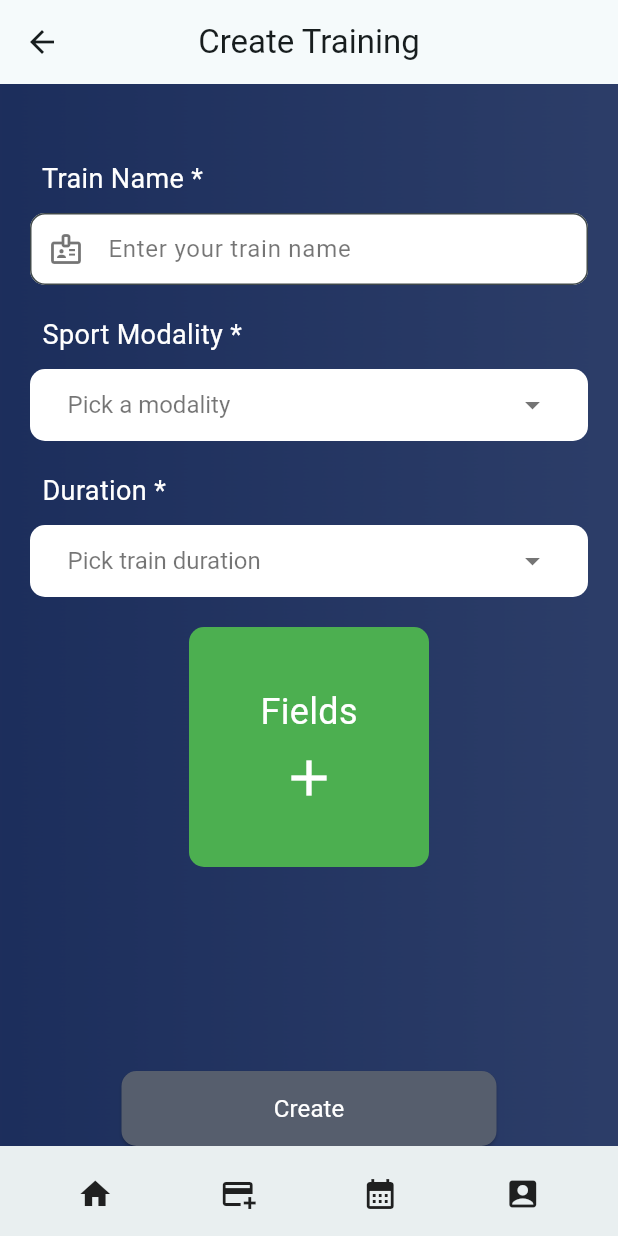
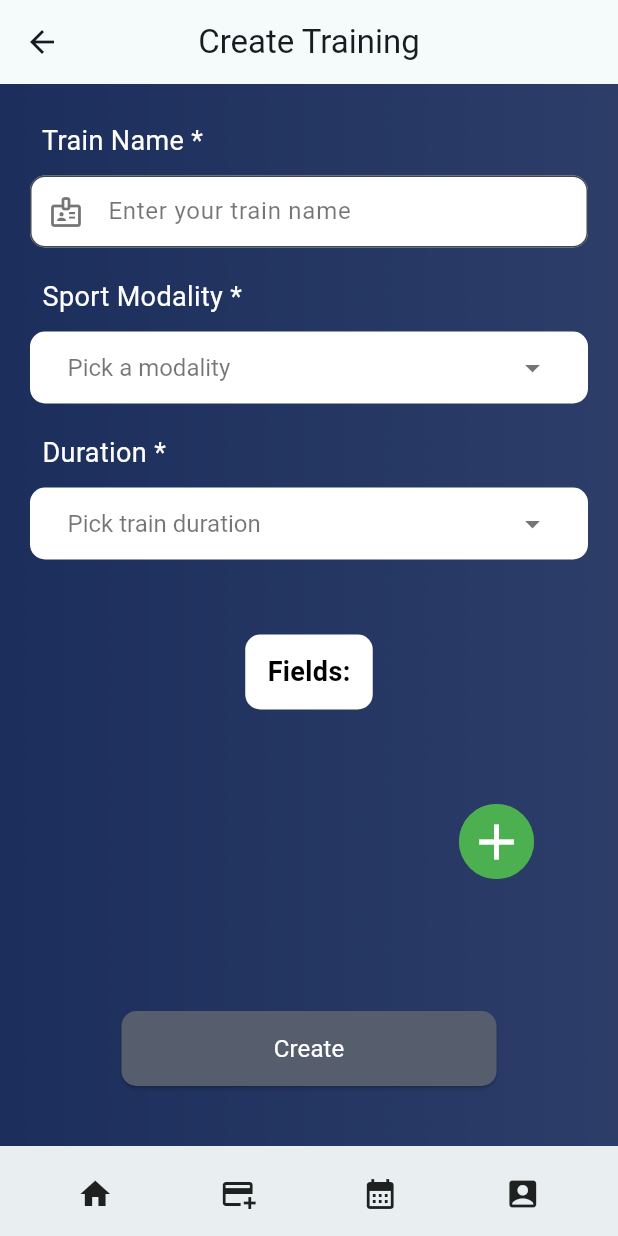
Before and after one commit to ipm13/trainlink, a Flutter app: the CreateTrain screen opened by its route, on a phone screen of 412 x 824 dp. Run offline on Flutter 3.47's test engine with Material 2 defaults, Android fonts, the phone set to English and light mode, and no system bars; our stand-ins replace email_validator, flutter_native_splash.

Commit message:
Changed CreateTraining Menu

```diff
--- a/lib/create_train.dart
+++ b/lib/create_train.dart
@@ -45,24 +45,27 @@ class _CreateTrainState extends State<CreateTrain> {
       resizeToAvoidBottomInset: false,
       body: Container(
         decoration: backgroundDecoration(),
-        child: Center(
         child: Column(
-            crossAxisAlignment: CrossAxisAlignment.center,
+          mainAxisAlignment: MainAxisAlignment.spaceEvenly,
           children: [
             Container(
-                margin: const EdgeInsets.only(top: 50.0),
+              margin: const EdgeInsets.only(top: 25.0),
               child: Column(
+                mainAxisAlignment: MainAxisAlignment.spaceEvenly,
                 children: [
-                    buildInputWithTitle(
+                  Container(
+                    child: buildInputWithTitle(
                       "Train Name *",
                       inputFieldDecoration("Enter your train name",
                           prefixIcon: Icons.badge_outlined),
                       nameController,
                     ),
+                  ),
                   const SizedBox(
                     height: 20,
                   ),
-                    buildDropdownWithTitle(
+                  Container(
+                    child: buildDropdownWithTitle(
                       "Sport Modality *",
                       Text("Pick a modality", style: inputStyle()),
                       [
@@ -80,10 +83,12 @@ class _CreateTrainState extends State<CreateTrain> {
                         });
                       },
                     ),
+                  ),
                   const SizedBox(
                     height: 20,
                   ),
-                    buildDropdownWithTitle(
+                  Container(
+                    child: buildDropdownWithTitle(
                       "Duration *",
                       Text("Pick train duration", style: inputStyle()),
                       ["30", "45", "60", "75", "90", "105", "120"],
@@ -94,17 +99,72 @@ class _CreateTrainState extends State<CreateTrain> {
                         });
                       },
                     ),
+                  ),
+                  const SizedBox(
+                    height: 50,
+                  ),
+                  Container(
+                    width: 85,
+                    height: 50,
+                    decoration: BoxDecoration(
+                      color: Colors.white,
+                      borderRadius:
+                          BorderRadius.circular(10),
+                    ),
+                    child: const Center(
+                      child: Text(
+                        'Fields:',
+                        style: TextStyle(
+                          color: Colors.black,
+                          fontSize: 18,
+                          fontWeight: FontWeight.bold,
+                        ),
+                      ),
+                    ),
+                  )
                 ],
               ),
             ),
-              const SizedBox(
-                height: 20,
+            Expanded(
+              child: SizedBox(
+                width: 300,
+                child: ListView(
+                  scrollDirection: Axis.horizontal,
+                  children: [
+                    SizedBox(
+                      height: 100,
+                      width: 250,
+                      child: ListView.builder(
+                        itemCount: trainingFields.length,
+                        scrollDirection: Axis.horizontal,
+                        itemBuilder: (context, index) => Center(
+                          child: Row(
+                            children: [
+                              Container(
+                                width: 50,
+                                height: 50,
+                                decoration: const BoxDecoration(
+                                  shape: BoxShape.circle,
+                                  color: Colors.green,
                                 ),
-              InkWell(
+                                child: Center(
+                                  child: Text("$index"),
+                                ),
+                              ),
+                            ],
+                          ),
+                        ),
+                      ),
+                    ),
+                    Container(
+                      decoration: const BoxDecoration(
+                        shape: BoxShape.circle,
+                        color: Colors.green,
+                      ),
+                      child: InkWell(
                         onTap: () async {
-                  final result =
-                      await Navigator.of(context).pushNamed('/createField');
-
+                          final result = await Navigator.of(context)
+                              .pushNamed('/createField');
                           if (result != null && result is Field) {
                             setState(() {
                               trainingFields.add(result);
@@ -112,47 +172,27 @@ class _CreateTrainState extends State<CreateTrain> {
                           }
                         },
                         child: Container(
-                  width: 160,
-                  height: 160,
-                  decoration: BoxDecoration(
+                          width: 50,
+                          decoration: const BoxDecoration(
+                            shape: BoxShape.circle,
                             color: Colors.green,
-                    borderRadius: BorderRadius.circular(10),
                           ),
-                  child: const Column(
-                    mainAxisAlignment: MainAxisAlignment.center,
-                    children: [
-                      Text(
-                        "Fields",
-                        style: TextStyle(
-                          color: Colors.white,
-                          fontSize: 24,
-                        ),
-                      ),
-                      SizedBox(height: 7),
-                      Icon(
+                          child: const Center(
+                            child: Icon(
                               Icons.add,
                               color: Colors.white,
                               size: 40,
+                            ),
+                          ),
+                        ),
+                      ),
                     ),
                   ],
                 ),
               ),
             ),
             const SizedBox(
-                height: 20,
-              ),
-              Expanded(
-                child: ListView.builder(
-                  itemCount: trainingFields.length,
-                  itemBuilder: (context, index) {
-                    return ListTile(
-                      title: Text(trainingFields[index].name),
-                    );
-                  },
-                ),
-              ),
-              const SizedBox(
-                height: 20,
+              height: 25,
             ),
             ElevatedButton(
               style: flatButtonStyle,
@@ -176,8 +216,10 @@ class _CreateTrainState extends State<CreateTrain> {
               },
               child: labelStyle("Create", size: 16.0),
             ),
+            const SizedBox(
+              height: 40,
+            ),
           ],
-          ),
         ),
       ),
       bottomNavigationBar: SizedBox(
```
Lines whose indentation alone changed are shown as unchanged.
